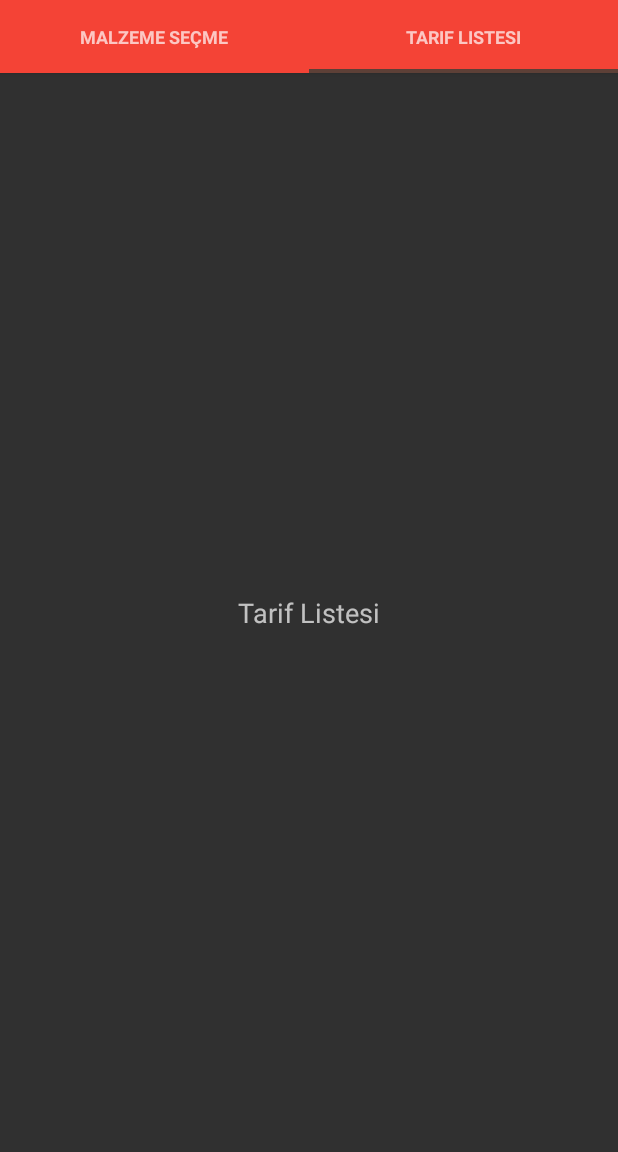
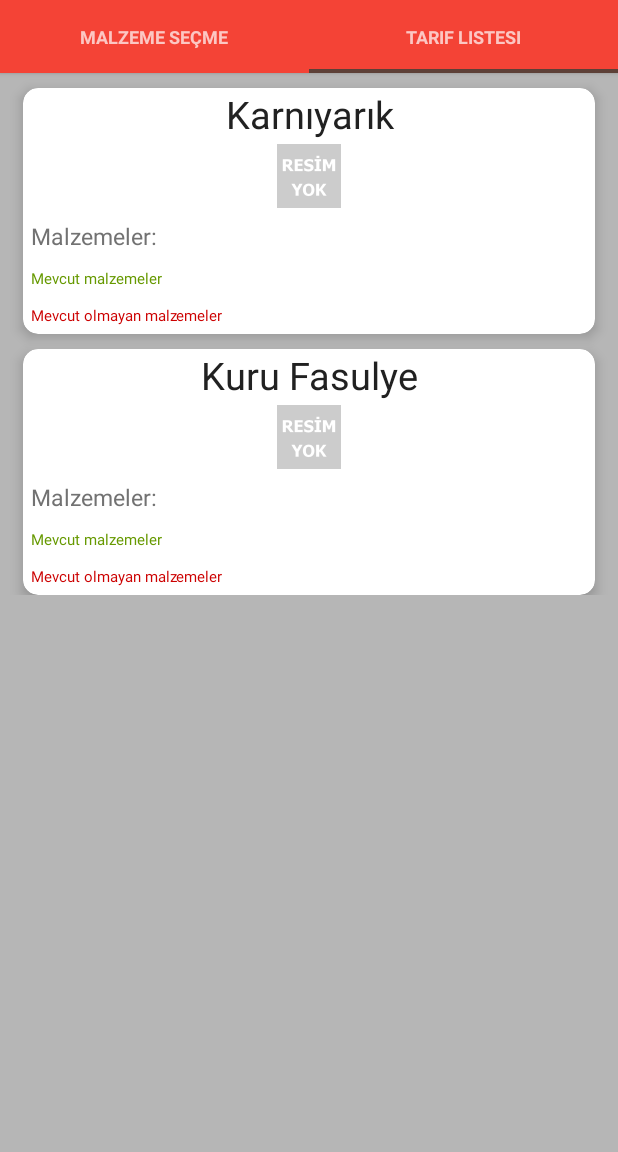
Before and after one commit to erkutdemirhan/BugunNeYesek, an Android app: the screen it shows after launch (MainActivity), after a tap on "TARIF LISTESI", on a phone screen of 412 x 824 dp, the part 84-1236 px from its top. Run offline under Robolectric (Android 15) with nearby library versions, the phone set to English and light mode, and no system bars; our stand-ins replace Picasso; pictures from the network do not load.

Commit message:
For recipes screen, a recyclerview with cardview items was created. To download recipe picures, Picasso library was integrated into the project.

```diff
--- a/app/build.gradle
+++ b/app/build.gradle
@@ -24,4 +24,5 @@ dependencies {
     compile 'com.android.support:appcompat-v7:22.1.1'
     compile 'com.android.support:cardview-v7:21.0.+'
     compile 'com.android.support:recyclerview-v7:21.0.+'
+    compile 'com.squareup.picasso:picasso:2.5.2'
 }
--- a/app/src/main/AndroidManifest.xml
+++ b/app/src/main/AndroidManifest.xml
@@ -1,6 +1,8 @@
 <?xml version="1.0" encoding="utf-8"?>
 <manifest xmlns:android="http://schemas.android.com/apk/res/android"
     package="com.erkutdemirhan.bugunneyesek" >
+
+    <uses-permission android:name="android.permission.INTERNET" />
 
     <application
         android:allowBackup="true"
--- a/app/src/main/java/com/erkutdemirhan/bugunneyesek/ingredients/IngredientsViewAdapter.java
+++ b/app/src/main/java/com/erkutdemirhan/bugunneyesek/ingredients/IngredientsViewAdapter.java
@@ -10,7 +10,6 @@ import android.widget.TextView;
 import com.erkutdemirhan.bugunneyesek.R;
 
 import java.util.ArrayList;
-import java.util.List;
 
 /**
  * Created by Erkut Demirhan on 13.05.2015.
--- a/app/src/main/java/com/erkutdemirhan/bugunneyesek/recipes/RecipesList.java
+++ b/app/src/main/java/com/erkutdemirhan/bugunneyesek/recipes/RecipesList.java
@@ -3,6 +3,8 @@ package com.erkutdemirhan.bugunneyesek.recipes;
 import android.os.Bundle;
 import android.support.annotation.Nullable;
 import android.support.v4.app.Fragment;
+import android.support.v7.widget.LinearLayoutManager;
+import android.support.v7.widget.RecyclerView;
 import android.view.LayoutInflater;
 import android.view.View;
 import android.view.ViewGroup;
@@ -14,9 +16,20 @@ import com.erkutdemirhan.bugunneyesek.R;
  */
 public class RecipesList extends Fragment {
 
+    private RecyclerView mRecyclerView;
+
     @Override
     public View onCreateView(LayoutInflater inflater, @Nullable ViewGroup container, @Nullable Bundle savedInstanceState) {
-        View v = inflater.inflate(R.layout.recipes_list, container, false);
-        return v;
+        View rootView = inflater.inflate(R.layout.recipes_list, container, false);
+
+        mRecyclerView = (RecyclerView) rootView.findViewById(R.id.recipes_recyclerview);
+        mRecyclerView.setHasFixedSize(true);
+        RecyclerView.LayoutManager layoutManager = new LinearLayoutManager(getActivity());
+        mRecyclerView.setLayoutManager(layoutManager);
+
+        RecipesViewAdapter recipesViewAdapter = new RecipesViewAdapter();
+        mRecyclerView.setAdapter(recipesViewAdapter);
+
+        return rootView;
     }
 }
--- /dev/null
+++ b/app/src/main/java/com/erkutdemirhan/bugunneyesek/recipes/RecipesViewAdapter.java
@@ -0,0 +1,67 @@
+package com.erkutdemirhan.bugunneyesek.recipes;
+
+import android.content.Context;
+import android.net.Uri;
+import android.support.v7.widget.RecyclerView;
+import android.view.LayoutInflater;
+import android.view.View;
+import android.view.ViewGroup;
+import android.widget.ImageView;
+import android.widget.TextView;
+
+import com.erkutdemirhan.bugunneyesek.R;
+import com.squareup.picasso.Picasso;
+
+/**
+ * Created by Erkut Demirhan on 17.05.2015.
+ */
+public class RecipesViewAdapter extends RecyclerView.Adapter<RecipesViewAdapter.ViewHolder> {
+
+    private String[] mTitleList = {"Karnıyarık", "Kuru Fasulye"};
+    private String[] mUrlList = {"https://drive.google.com/file/d/0Byrt7M0fS61eSjhFRzlKQmVhdEU/view?usp=sharing",
+                                 "https://drive.google.com/file/d/0Byrt7M0fS61eUi1TVU9XMHkwamc/view?usp=sharing"};
+    private String mAvailableIngr = "Mevcut malzemeler";
+    private String mUnavailableIng = "Mevcut olmayan malzemeler";
+
+
+    @Override
+    public ViewHolder onCreateViewHolder(ViewGroup parent, int viewType) {
+        View v = LayoutInflater.from(parent.getContext()).inflate(R.layout.recipes_item, parent, false);
+        ViewHolder vh = new ViewHolder(v);
+        return vh;
+    }
+
+    @Override
+    public void onBindViewHolder(ViewHolder holder, int position) {
+        holder.mRecipeTitleView.setText(mTitleList[position]);
+        holder.mAvailableIngrView.setText(mAvailableIngr);
+        holder.mUnavailableIngrView.setText(mUnavailableIng);
+        Context context = holder.mRecipeImageView.getContext();
+        Uri uri = Uri.parse(mUrlList[position]);
+        Picasso.with(context).load(uri)
+                .error(R.drawable.recipe_image)
+                .placeholder(R.drawable.recipe_image)
+                .into(holder.mRecipeImageView);
+    }
+
+    @Override
+    public int getItemCount() {
+        return mTitleList.length;
+    }
+
+    public class ViewHolder extends RecyclerView.ViewHolder {
+
+        public TextView mRecipeTitleView;
+        public TextView mAvailableIngrView;
+        public TextView mUnavailableIngrView;
+        public ImageView mRecipeImageView;
+
+        public ViewHolder(View itemView) {
+            super(itemView);
+            mRecipeTitleView = (TextView) itemView.findViewById(R.id.recipe_title);
+            mAvailableIngrView = (TextView) itemView.findViewById(R.id.available_ingredients);
+            mUnavailableIngrView = (TextView) itemView.findViewById(R.id.unavailable_ingredients);
+            mRecipeImageView = (ImageView) itemView.findViewById(R.id.recipe_picture);
+        }
+    }
+}
--- /dev/null
+++ b/app/src/main/res/layout/recipes_item.xml
@@ -0,0 +1,62 @@
+<android.support.v7.widget.CardView
+    xmlns:card_view="http://schemas.android.com/apk/res-auto"
+    xmlns:android="http://schemas.android.com/apk/res/android"
+    android:id="@+id/recipes_item"
+    android:layout_width="match_parent"
+    android:layout_height="wrap_content"
+    android:layout_marginTop="10dp"
+    android:layout_marginLeft="15dp"
+    android:layout_marginRight="15dp"
+    card_view:cardBackgroundColor="@color/text_icons"
+    card_view:cardCornerRadius="10dp"
+    card_view:cardElevation="5dp" >
+
+    <LinearLayout
+        android:layout_width="match_parent"
+        android:layout_height="match_parent"
+        android:orientation="vertical">
+
+        <TextView
+            android:id="@+id/recipe_title"
+            android:gravity="center"
+            android:layout_width="fill_parent"
+            android:layout_height="wrap_content"
+            android:textColor="@color/primary_text"
+            android:textSize="25sp" />
+
+        <ImageView
+            android:id="@+id/recipe_picture"
+            android:adjustViewBounds="true"
+            android:layout_width="wrap_content"
+            android:layout_height="wrap_content"
+            android:layout_gravity="center_horizontal"
+            android:scaleType="fitCenter"
+            android:src="@drawable/recipe_image" />
+
+        <TextView
+            android:id="@+id/recipe_ingredients_title"
+            android:text="@string/recipe_ingredients_title"
+            android:layout_width="wrap_content"
+            android:layout_height="wrap_content"
+            android:padding="5dp"
+            android:textSize="15sp"
+            android:textColor="@color/secondary_text" />
+
+        <TextView
+            android:id="@+id/available_ingredients"
+            android:layout_width="wrap_content"
+            android:layout_height="wrap_content"
+            android:padding="5dp"
+            android:textSize="10sp"
+            android:textColor="@android:color/holo_green_dark" />
+
+        <TextView
+            android:id="@+id/unavailable_ingredients"
+            android:layout_width="wrap_content"
+            android:layout_height="wrap_content"
+            android:padding="5dp"
+            android:textSize="10sp"
+            android:textColor="@android:color/holo_red_dark" />
+    </LinearLayout>
+
+</android.support.v7.widget.CardView>
--- a/app/src/main/res/layout/recipes_list.xml
+++ b/app/src/main/res/layout/recipes_list.xml
@@ -1,15 +1,14 @@
 <?xml version="1.0" encoding="utf-8"?>
-<RelativeLayout xmlns:android="http://schemas.android.com/apk/res/android"
+<LinearLayout xmlns:android="http://schemas.android.com/apk/res/android"
     android:layout_width="match_parent"
-    android:layout_height="match_parent">
+    android:layout_height="match_parent"
+    android:orientation="vertical"
+    android:background="@color/divider">
 
-    <TextView
-        android:layout_width="wrap_content"
+    <android.support.v7.widget.RecyclerView
+        android:id="@+id/recipes_recyclerview"
+        android:layout_width="match_parent"
         android:layout_height="wrap_content"
-        android:textAppearance="?android:attr/textAppearanceMedium"
-        android:text="@string/recipes_list_title"
-        android:id="@+id/recipes_list_text"
-        android:layout_centerVertical="true"
-        android:layout_centerHorizontal="true" />
+        android:scrollbars="vertical" />
 
-</RelativeLayout>
+</LinearLayout>
--- a/app/src/main/res/layout/select_ingredients.xml
+++ b/app/src/main/res/layout/select_ingredients.xml
@@ -35,7 +35,6 @@
         android:id="@+id/select_ingredients_recyclerview"
         android:layout_width="match_parent"
         android:layout_height="wrap_content"
-        android:scrollbars="vertical"
-        android:layout_below="@+id/select_ingredients_button" />
+        android:scrollbars="vertical" />
 
 </LinearLayout>
--- a/app/src/main/res/values/strings.xml
+++ b/app/src/main/res/values/strings.xml
@@ -5,5 +5,6 @@
     <string name="select_ingredients_title">Malzeme Seçme</string>
     <string name="recipes_list_title">Tarif Listesi</string>
     <string name="select_ingredients_button">Malzeme Ekle</string>
+    <string name="recipe_ingredients_title">Malzemeler:</string>
 
 </resources>
```
Also changed, not shown: app/src/main/recipe_image-web.png (added), app/src/main/res/drawable-hdpi/recipe_image.png (added), app/src/main/res/drawable-mdpi/recipe_image.png (added), app/src/main/res/drawable-xhdpi/recipe_image.png (added), app/src/main/res/drawable-xxhdpi/recipe_image.png (added), 1 other file.
